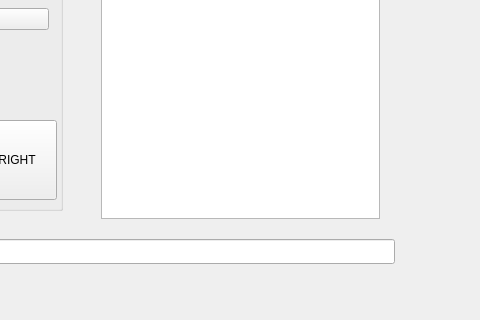
Qt form qt/arm-pro/vison_trace_host/mainwindow.ui (wifialan/vision_trace) before a commit; both pictures show x 206 to 686 and y 208 to 528 of the 1506 by 528 pixel window.
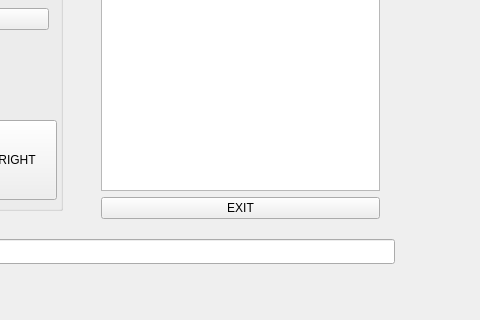
The same form after that commit.

Commit message: update full screen

Diff of the .ui file:
```diff
--- a/qt/arm-pro/vison_trace_host/mainwindow.ui
+++ b/qt/arm-pro/vison_trace_host/mainwindow.ui
@@ -239,6 +239,9 @@
      </rect>
     </property>
     <layout class="QGridLayout" name="gridLayout_3">
+     <item row="1" column="0">
+      <widget class="QTextBrowser" name="textBrowser"/>
+     </item>
      <item row="0" column="0">
       <widget class="QLabel" name="label">
        <property name="text">
@@ -246,8 +249,12 @@
        </property>
       </widget>
      </item>
-     <item row="1" column="0">
-      <widget class="QTextBrowser" name="textBrowser"/>
+     <item row="2" column="0">
+      <widget class="QPushButton" name="pushButton">
+       <property name="text">
+        <string>EXIT</string>
+       </property>
+      </widget>
      </item>
     </layout>
    </widget>
```
The commit also changes 6 other files.
